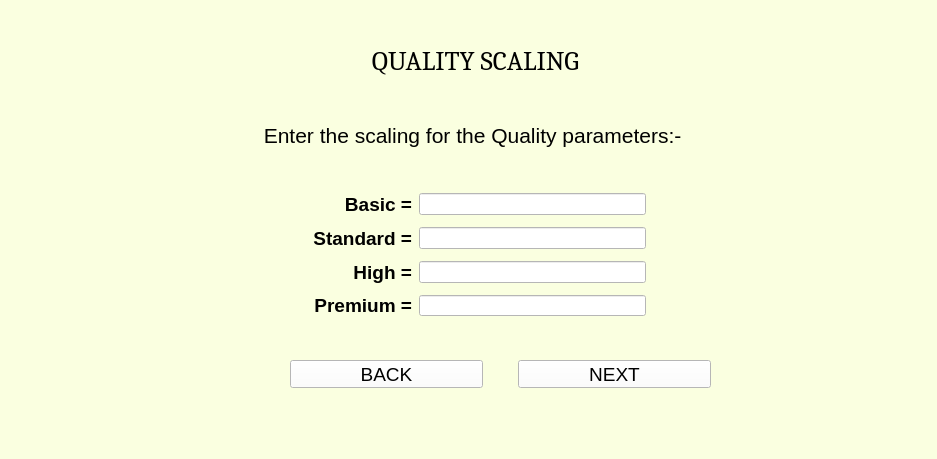
First picture: the form in ui_files/quality_scaling_screen.ui, repository Ris-code/institutional_benchmarking_model, before the edit.
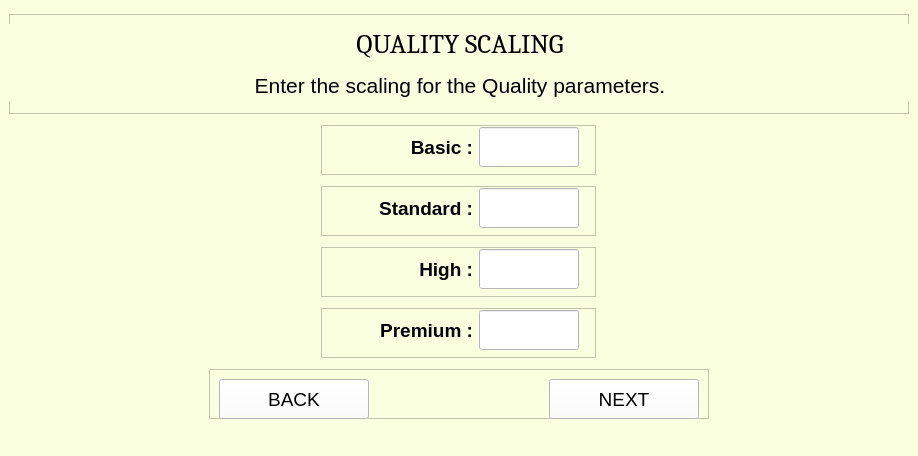
Second picture: the form after the edit.

Patch:
```diff
--- a/ui_files/quality_scaling_screen.ui
+++ b/ui_files/quality_scaling_screen.ui
@@ -6,8 +6,8 @@
    <rect>
     <x>0</x>
     <y>0</y>
-    <width>937</width>
-    <height>459</height>
+    <width>914</width>
+    <height>456</height>
    </rect>
   </property>
   <property name="windowTitle">
@@ -17,14 +17,56 @@
    <string notr="true">background-color:rgb(250, 255, 224)</string>
   </property>
   <widget class="QWidget" name="centralwidget">
-   <widget class="QLabel" name="label_10">
+   <layout class="QVBoxLayout" name="verticalLayout">
+    <item alignment="Qt::AlignHCenter">
+     <widget class="QFrame" name="frame">
+      <property name="minimumSize">
+       <size>
+        <width>900</width>
+        <height>100</height>
+       </size>
+      </property>
+      <property name="maximumSize">
+       <size>
+        <width>900</width>
+        <height>100</height>
+       </size>
+      </property>
+      <property name="frameShape">
+       <enum>QFrame::StyledPanel</enum>
+      </property>
+      <property name="frameShadow">
+       <enum>QFrame::Raised</enum>
+      </property>
+      <widget class="QWidget" name="">
     <property name="geometry">
      <rect>
       <x>0</x>
-      <y>40</y>
-      <width>951</width>
-      <height>41</height>
-     </rect>
+         <y>10</y>
+         <width>902</width>
+         <height>77</height>
+        </rect>
+       </property>
+       <layout class="QGridLayout" name="gridLayout">
+        <item row="0" column="0">
+         <widget class="QLabel" name="heading">
+          <property name="sizePolicy">
+           <sizepolicy hsizetype="Preferred" vsizetype="Preferred">
+            <horstretch>0</horstretch>
+            <verstretch>0</verstretch>
+           </sizepolicy>
+          </property>
+          <property name="minimumSize">
+           <size>
+            <width>900</width>
+            <height>40</height>
+           </size>
+          </property>
+          <property name="maximumSize">
+           <size>
+            <width>16777215</width>
+            <height>16777215</height>
+           </size>
     </property>
     <property name="font">
      <font>
@@ -39,14 +81,26 @@
      <set>Qt::AlignCenter</set>
     </property>
    </widget>
-   <widget class="QLabel" name="label">
-    <property name="geometry">
-     <rect>
-      <x>0</x>
-      <y>110</y>
-      <width>951</width>
-      <height>51</height>
-     </rect>
+        </item>
+        <item row="1" column="0">
+         <widget class="QLabel" name="subHeading">
+          <property name="sizePolicy">
+           <sizepolicy hsizetype="Preferred" vsizetype="Preferred">
+            <horstretch>0</horstretch>
+            <verstretch>0</verstretch>
+           </sizepolicy>
+          </property>
+          <property name="minimumSize">
+           <size>
+            <width>900</width>
+            <height>30</height>
+           </size>
+          </property>
+          <property name="maximumSize">
+           <size>
+            <width>16777215</width>
+            <height>16777215</height>
+           </size>
     </property>
     <property name="font">
      <font>
@@ -55,50 +109,67 @@
      </font>
     </property>
     <property name="text">
-     <string>Enter the scaling for the Quality parameters:- </string>
+           <string>Enter the scaling for the Quality parameters.</string>
     </property>
     <property name="alignment">
      <set>Qt::AlignCenter</set>
     </property>
    </widget>
-   <widget class="QWidget" name="">
+        </item>
+       </layout>
+      </widget>
+     </widget>
+    </item>
+    <item alignment="Qt::AlignHCenter">
+     <widget class="QFrame" name="frame_2">
+      <property name="minimumSize">
+       <size>
+        <width>275</width>
+        <height>50</height>
+       </size>
+      </property>
+      <property name="maximumSize">
+       <size>
+        <width>275</width>
+        <height>50</height>
+       </size>
+      </property>
+      <property name="frameShape">
+       <enum>QFrame::StyledPanel</enum>
+      </property>
+      <property name="frameShadow">
+       <enum>QFrame::Raised</enum>
+      </property>
+      <widget class="QWidget" name="layoutWidget">
     <property name="geometry">
      <rect>
-      <x>310</x>
-      <y>190</y>
-      <width>341</width>
-      <height>131</height>
-     </rect>
-    </property>
-    <property name="font">
-     <font>
-      <family>Arial</family>
-      <pointsize>14</pointsize>
-      <weight>50</weight>
-      <bold>false</bold>
-     </font>
-    </property>
-    <layout class="QGridLayout" name="gridLayout">
-     <property name="leftMargin">
-      <number>3</number>
-     </property>
-     <property name="topMargin">
-      <number>3</number>
-     </property>
-     <property name="rightMargin">
-      <number>5</number>
-     </property>
-     <property name="bottomMargin">
-      <number>5</number>
-     </property>
-     <property name="horizontalSpacing">
-      <number>7</number>
-     </property>
-     <property name="verticalSpacing">
-      <number>12</number>
-     </property>
+         <x>1</x>
+         <y>1</y>
+         <width>257</width>
+         <height>42</height>
+        </rect>
+       </property>
+       <layout class="QGridLayout" name="gridLayout_2">
      <item row="0" column="0">
-      <widget class="QLabel" name="label_3">
+         <widget class="QLabel" name="labelBasic">
+          <property name="sizePolicy">
+           <sizepolicy hsizetype="Preferred" vsizetype="Preferred">
+            <horstretch>0</horstretch>
+            <verstretch>0</verstretch>
+           </sizepolicy>
+          </property>
+          <property name="minimumSize">
+           <size>
+            <width>150</width>
+            <height>40</height>
+           </size>
+          </property>
+          <property name="maximumSize">
+           <size>
+            <width>16777215</width>
+            <height>16777215</height>
+           </size>
+          </property>
        <property name="font">
         <font>
          <family>Arial</family>
@@ -108,15 +179,36 @@
         </font>
        </property>
        <property name="text">
-        <string>Basic =</string>
+           <string>Basic :</string>
        </property>
        <property name="alignment">
         <set>Qt::AlignRight|Qt::AlignTrailing|Qt::AlignVCenter</set>
        </property>
+          <property name="wordWrap">
+           <bool>false</bool>
+          </property>
       </widget>
      </item>
      <item row="0" column="1">
       <widget class="QLineEdit" name="qualityBasic">
+          <property name="sizePolicy">
+           <sizepolicy hsizetype="Preferred" vsizetype="Preferred">
+            <horstretch>0</horstretch>
+            <verstretch>0</verstretch>
+           </sizepolicy>
+          </property>
+          <property name="minimumSize">
+           <size>
+            <width>100</width>
+            <height>40</height>
+           </size>
+          </property>
+          <property name="maximumSize">
+           <size>
+            <width>100</width>
+            <height>40</height>
+           </size>
+          </property>
        <property name="font">
         <font>
          <family>Arial</family>
@@ -130,8 +222,60 @@
        </property>
       </widget>
      </item>
-     <item row="1" column="0">
-      <widget class="QLabel" name="label_2">
+       </layout>
+      </widget>
+     </widget>
+    </item>
+    <item alignment="Qt::AlignHCenter">
+     <widget class="QFrame" name="frame_3">
+      <property name="minimumSize">
+       <size>
+        <width>275</width>
+        <height>50</height>
+       </size>
+      </property>
+      <property name="maximumSize">
+       <size>
+        <width>275</width>
+        <height>50</height>
+       </size>
+      </property>
+      <property name="frameShape">
+       <enum>QFrame::StyledPanel</enum>
+      </property>
+      <property name="frameShadow">
+       <enum>QFrame::Raised</enum>
+      </property>
+      <widget class="QWidget" name="layoutWidget">
+       <property name="geometry">
+        <rect>
+         <x>1</x>
+         <y>1</y>
+         <width>257</width>
+         <height>42</height>
+        </rect>
+       </property>
+       <layout class="QGridLayout" name="gridLayout_3">
+        <item row="0" column="0">
+         <widget class="QLabel" name="labelStandard">
+          <property name="sizePolicy">
+           <sizepolicy hsizetype="Preferred" vsizetype="Preferred">
+            <horstretch>0</horstretch>
+            <verstretch>0</verstretch>
+           </sizepolicy>
+          </property>
+          <property name="minimumSize">
+           <size>
+            <width>150</width>
+            <height>40</height>
+           </size>
+          </property>
+          <property name="maximumSize">
+           <size>
+            <width>16777215</width>
+            <height>16777215</height>
+           </size>
+          </property>
        <property name="font">
         <font>
          <family>Arial</family>
@@ -141,15 +285,36 @@
         </font>
        </property>
        <property name="text">
-        <string>Standard =</string>
+           <string>Standard :</string>
        </property>
        <property name="alignment">
         <set>Qt::AlignRight|Qt::AlignTrailing|Qt::AlignVCenter</set>
        </property>
-      </widget>
-     </item>
-     <item row="1" column="1">
+          <property name="wordWrap">
+           <bool>false</bool>
+          </property>
+         </widget>
+        </item>
+        <item row="0" column="1">
       <widget class="QLineEdit" name="qualityStandard">
+          <property name="sizePolicy">
+           <sizepolicy hsizetype="Preferred" vsizetype="Preferred">
+            <horstretch>0</horstretch>
+            <verstretch>0</verstretch>
+           </sizepolicy>
+          </property>
+          <property name="minimumSize">
+           <size>
+            <width>100</width>
+            <height>40</height>
+           </size>
+          </property>
+          <property name="maximumSize">
+           <size>
+            <width>100</width>
+            <height>40</height>
+           </size>
+          </property>
        <property name="font">
         <font>
          <family>Arial</family>
@@ -163,8 +328,60 @@
        </property>
       </widget>
      </item>
-     <item row="2" column="0">
-      <widget class="QLabel" name="label_4">
+       </layout>
+      </widget>
+     </widget>
+    </item>
+    <item alignment="Qt::AlignHCenter">
+     <widget class="QFrame" name="frame_4">
+      <property name="minimumSize">
+       <size>
+        <width>275</width>
+        <height>50</height>
+       </size>
+      </property>
+      <property name="maximumSize">
+       <size>
+        <width>275</width>
+        <height>50</height>
+       </size>
+      </property>
+      <property name="frameShape">
+       <enum>QFrame::StyledPanel</enum>
+      </property>
+      <property name="frameShadow">
+       <enum>QFrame::Raised</enum>
+      </property>
+      <widget class="QWidget" name="layoutWidget">
+       <property name="geometry">
+        <rect>
+         <x>1</x>
+         <y>1</y>
+         <width>257</width>
+         <height>42</height>
+        </rect>
+       </property>
+       <layout class="QGridLayout" name="gridLayout_4">
+        <item row="0" column="0">
+         <widget class="QLabel" name="labelHigh">
+          <property name="sizePolicy">
+           <sizepolicy hsizetype="Preferred" vsizetype="Preferred">
+            <horstretch>0</horstretch>
+            <verstretch>0</verstretch>
+           </sizepolicy>
+          </property>
+          <property name="minimumSize">
+           <size>
+            <width>150</width>
+            <height>40</height>
+           </size>
+          </property>
+          <property name="maximumSize">
+           <size>
+            <width>16777215</width>
+            <height>16777215</height>
+           </size>
+          </property>
        <property name="font">
         <font>
          <family>Arial</family>
@@ -174,15 +391,36 @@
         </font>
        </property>
        <property name="text">
-        <string>High =</string>
+           <string>High :</string>
        </property>
        <property name="alignment">
         <set>Qt::AlignRight|Qt::AlignTrailing|Qt::AlignVCenter</set>
        </property>
-      </widget>
-     </item>
-     <item row="2" column="1">
+          <property name="wordWrap">
+           <bool>false</bool>
+          </property>
+         </widget>
+        </item>
+        <item row="0" column="1">
       <widget class="QLineEdit" name="qualityHigh">
+          <property name="sizePolicy">
+           <sizepolicy hsizetype="Preferred" vsizetype="Preferred">
+            <horstretch>0</horstretch>
+            <verstretch>0</verstretch>
+           </sizepolicy>
+          </property>
+          <property name="minimumSize">
+           <size>
+            <width>100</width>
+            <height>40</height>
+           </size>
+          </property>
+          <property name="maximumSize">
+           <size>
+            <width>100</width>
+            <height>40</height>
+           </size>
+          </property>
        <property name="font">
         <font>
          <family>Arial</family>
@@ -196,8 +434,60 @@
        </property>
       </widget>
      </item>
-     <item row="3" column="0">
-      <widget class="QLabel" name="label_6">
+       </layout>
+      </widget>
+     </widget>
+    </item>
+    <item alignment="Qt::AlignHCenter">
+     <widget class="QFrame" name="frame_5">
+      <property name="minimumSize">
+       <size>
+        <width>275</width>
+        <height>50</height>
+       </size>
+      </property>
+      <property name="maximumSize">
+       <size>
+        <width>275</width>
+        <height>50</height>
+       </size>
+      </property>
+      <property name="frameShape">
+       <enum>QFrame::StyledPanel</enum>
+      </property>
+      <property name="frameShadow">
+       <enum>QFrame::Raised</enum>
+      </property>
+      <widget class="QWidget" name="layoutWidget">
+       <property name="geometry">
+        <rect>
+         <x>1</x>
+         <y>1</y>
+         <width>257</width>
+         <height>42</height>
+        </rect>
+       </property>
+       <layout class="QGridLayout" name="gridLayout_5">
+        <item row="0" column="0">
+         <widget class="QLabel" name="labelPremium">
+          <property name="sizePolicy">
+           <sizepolicy hsizetype="Preferred" vsizetype="Preferred">
+            <horstretch>0</horstretch>
+            <verstretch>0</verstretch>
+           </sizepolicy>
+          </property>
+          <property name="minimumSize">
+           <size>
+            <width>150</width>
+            <height>40</height>
+           </size>
+          </property>
+          <property name="maximumSize">
+           <size>
+            <width>16777215</width>
+            <height>16777215</height>
+           </size>
+          </property>
        <property name="font">
         <font>
          <family>Arial</family>
@@ -207,15 +497,36 @@
         </font>
        </property>
        <property name="text">
-        <string>Premium =</string>
+           <string>Premium :</string>
        </property>
        <property name="alignment">
         <set>Qt::AlignRight|Qt::AlignTrailing|Qt::AlignVCenter</set>
        </property>
-      </widget>
-     </item>
-     <item row="3" column="1">
+          <property name="wordWrap">
+           <bool>false</bool>
+          </property>
+         </widget>
+        </item>
+        <item row="0" column="1">
       <widget class="QLineEdit" name="qualityPremium">
+          <property name="sizePolicy">
+           <sizepolicy hsizetype="Preferred" vsizetype="Preferred">
+            <horstretch>0</horstretch>
+            <verstretch>0</verstretch>
+           </sizepolicy>
+          </property>
+          <property name="minimumSize">
+           <size>
+            <width>100</width>
+            <height>40</height>
+           </size>
+          </property>
+          <property name="maximumSize">
+           <size>
+            <width>100</width>
+            <height>40</height>
+           </size>
+          </property>
        <property name="font">
         <font>
          <family>Arial</family>
@@ -231,21 +542,55 @@
      </item>
     </layout>
    </widget>
-   <widget class="QWidget" name="">
-    <property name="geometry">
-     <rect>
-      <x>290</x>
-      <y>360</y>
-      <width>421</width>
-      <height>28</height>
-     </rect>
-    </property>
-    <layout class="QGridLayout" name="gridLayout_2">
-     <property name="horizontalSpacing">
-      <number>35</number>
-     </property>
-     <item row="0" column="0">
+     </widget>
+    </item>
+    <item alignment="Qt::AlignHCenter">
+     <widget class="QFrame" name="frame_6">
+      <property name="minimumSize">
+       <size>
+        <width>500</width>
+        <height>50</height>
+       </size>
+      </property>
+      <property name="maximumSize">
+       <size>
+        <width>500</width>
+        <height>50</height>
+       </size>
+      </property>
+      <property name="frameShape">
+       <enum>QFrame::StyledPanel</enum>
+      </property>
+      <property name="frameShadow">
+       <enum>QFrame::Raised</enum>
+      </property>
       <widget class="QPushButton" name="backButton">
+       <property name="geometry">
+        <rect>
+         <x>10</x>
+         <y>10</y>
+         <width>150</width>
+         <height>40</height>
+        </rect>
+       </property>
+       <property name="sizePolicy">
+        <sizepolicy hsizetype="Preferred" vsizetype="Preferred">
+         <horstretch>0</horstretch>
+         <verstretch>0</verstretch>
+        </sizepolicy>
+       </property>
+       <property name="minimumSize">
+        <size>
+         <width>150</width>
+         <height>40</height>
+        </size>
+       </property>
+       <property name="maximumSize">
+        <size>
+         <width>150</width>
+         <height>40</height>
+        </size>
+       </property>
        <property name="font">
         <font>
          <family>Arial</family>
@@ -259,9 +604,33 @@
         <string>BACK</string>
        </property>
       </widget>
-     </item>
-     <item row="0" column="1">
       <widget class="QPushButton" name="nextButton">
+       <property name="geometry">
+        <rect>
+         <x>340</x>
+         <y>10</y>
+         <width>150</width>
+         <height>40</height>
+        </rect>
+       </property>
+       <property name="sizePolicy">
+        <sizepolicy hsizetype="Preferred" vsizetype="Preferred">
+         <horstretch>0</horstretch>
+         <verstretch>0</verstretch>
+        </sizepolicy>
+       </property>
+       <property name="minimumSize">
+        <size>
+         <width>150</width>
+         <height>40</height>
+        </size>
+       </property>
+       <property name="maximumSize">
+        <size>
+         <width>150</width>
+         <height>40</height>
+        </size>
+       </property>
        <property name="font">
         <font>
          <family>Arial</family>
@@ -275,9 +644,9 @@
         <string>NEXT</string>
        </property>
       </widget>
-     </item>
-    </layout>
-   </widget>
+     </widget>
+    </item>
+   </layout>
   </widget>
   <widget class="QMenuBar" name="menubar">
    <property name="geometry">
```
Left out of the diff: 4 changed lines with no effect on the pictures. Lines whose indentation alone changed are shown as unchanged.
